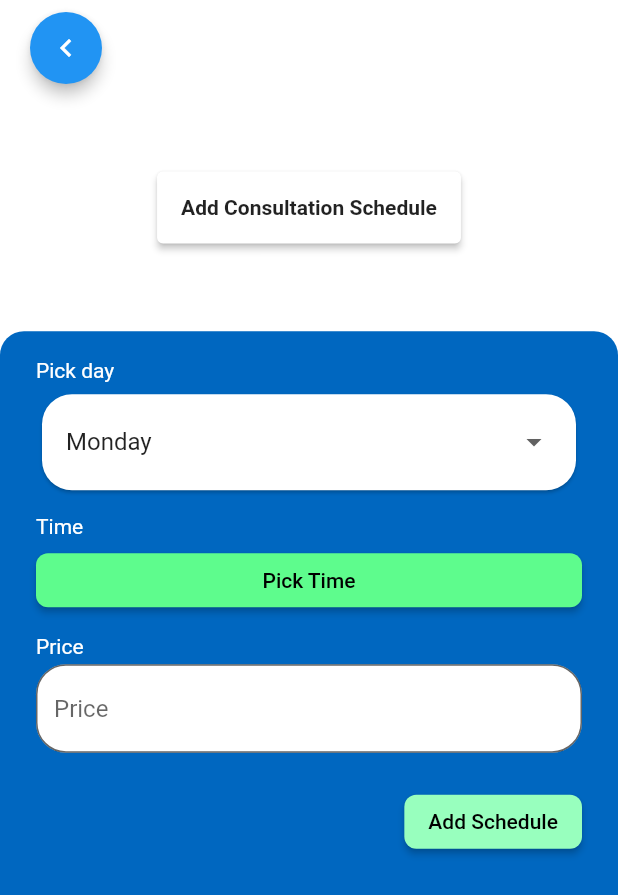
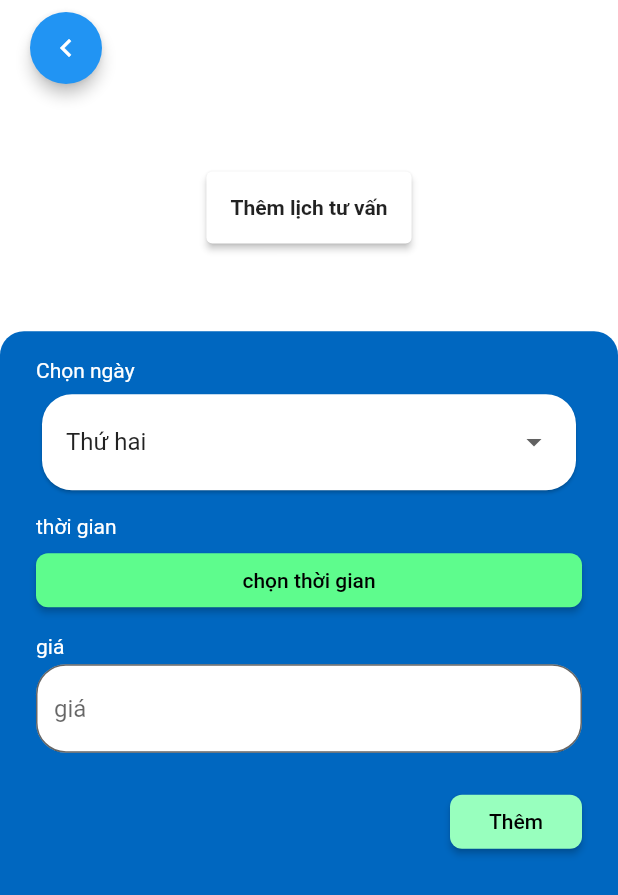
Before and after one commit to tainguynnn/doctor_consultation_flutter, a Flutter app: the AddConsultationSchedule screen opened directly, on a phone screen of 412 x 824 dp. Shown: the top 895 px of the screen. Run offline on Flutter 3.47's test engine with Material 3 defaults, Android fonts, the light colour scheme and no system bars; our stand-ins replace cloud_firestore, email_validator, firebase_auth, firebase_core, firebase_storage, flutter_snake_navigationbar and 5 more; accounts and stored records are empty.

Commit message:
changing the language for application

```diff
--- a/lib/page/auth/register_doctor.dart
+++ b/lib/page/auth/register_doctor.dart
@@ -14,10 +14,10 @@ class _RegisterDoctorPageState extends State<RegisterDoctorPage> {
 
   String _genderValue = 'Male';
 
-  String? selectedSpecialist = "General practitioners";
+  String? selectedSpecialist = "Đa Khoa";
   List<String> specialist = [
-    "General practitioners",
-    "Surgeon",
+    "Đa Khoa",
+    "Nội Khoa",
     "Nha Sĩ",
   ];
 
--- a/lib/page/consultation/add_consultation_schedule.dart
+++ b/lib/page/consultation/add_consultation_schedule.dart
@@ -11,31 +11,31 @@ class AddConsultationSchedule extends StatefulWidget {
 class _AddConsultationScheduleState extends State<AddConsultationSchedule> {
   final List<DaySchedule> _day = [
     DaySchedule(
-      'Monday',
+      'Thứ hai',
       1,
     ),
     DaySchedule(
-      'Tuesday',
+      'Thứ ba',
       2,
     ),
     DaySchedule(
-      'Wednesday',
+      'Thứ tư',
       3,
     ),
     DaySchedule(
-      'Thursday',
+      'Thứ năm',
       4,
     ),
     DaySchedule(
-      'Friday',
+      'Thứ sáu',
       5,
     ),
     DaySchedule(
-      'Saturday',
+      'Thứ bảy',
       6,
     ),
     DaySchedule(
-      'Sunday',
+      'Chủ nhật',
       7,
     ),
   ];
@@ -60,7 +60,7 @@ class _AddConsultationScheduleState extends State<AddConsultationSchedule> {
       if (pickedTime.hour == 23 && pickedTime.minute >= 29) {
         ScaffoldMessenger.of(context).showSnackBar(
           const SnackBar(
-            content: Text("You musn't pick time past 23:29, because schedule are automatically added 30min on start time, so if it past 23:29 it will fall on tommorow"),
+            content: Text("Vui lòng chọn thời gian tư vấn trước 23:59"),
             duration: Duration(seconds: 7),
             dismissDirection: DismissDirection.horizontal,
           ),
@@ -109,7 +109,7 @@ class _AddConsultationScheduleState extends State<AddConsultationSchedule> {
                           child: Padding(
                             padding: EdgeInsets.all(16.0),
                             child: Text(
-                              "Add Consultation Schedule",
+                              "Thêm lịch tư vấn",
                               style: TextStyle(
                                 fontWeight: FontWeight.bold,
                               ),
@@ -136,7 +136,7 @@ class _AddConsultationScheduleState extends State<AddConsultationSchedule> {
                             child: Column(
                               crossAxisAlignment: CrossAxisAlignment.stretch,
                               children: [
-                                const Text("Pick day"),
+                                const Text("Chọn ngày"),
                                 const SizedBox(height: 4.0),
                                 Card(
                                   shape: RoundedRectangleBorder(
@@ -159,7 +159,7 @@ class _AddConsultationScheduleState extends State<AddConsultationSchedule> {
                                   ),
                                 ),
                                 const SizedBox(height: 12.0),
-                                const Text("Time"),
+                                const Text("thời gian"),
                                 const SizedBox(height: 4.0),
                                 MaterialButton(
                                   color: AppTheme.secondaryColor,
@@ -172,10 +172,10 @@ class _AddConsultationScheduleState extends State<AddConsultationSchedule> {
                                   child: _startTime != null
                                       ? Text(
                                           "${_startTime!.format(context)} - ${_endTime.format(context)}")
-                                      : const Text("Pick Time"),
+                                      : const Text("chọn thời gian"),
                                 ),
                                 const SizedBox(height: 12.0),
-                                const Text("Price"),
+                                const Text("giá"),
                                 const SizedBox(height: 4.0),
                                 TextFormField(
                                   focusNode: _fnPrice,
@@ -193,14 +193,14 @@ class _AddConsultationScheduleState extends State<AddConsultationSchedule> {
                                     filled: true,
                                     counterText: "",
                                     fillColor: Colors.white,
-                                    hintText: 'Price',
+                                    hintText: 'giá',
                                     errorStyle: const TextStyle(
                                       color: Colors.amber,
                                     ),
                                   ),
                                   validator: (value) {
                                     if (value!.isEmpty) {
-                                      return 'You must fill this field';
+                                      return 'hãy điền mọi trường';
                                     }
 
                                     return null;
@@ -229,7 +229,7 @@ class _AddConsultationScheduleState extends State<AddConsultationSchedule> {
                                                 _isLoading = false;
                                               });
                                             },
-                                            child: const Text("Add Schedule"),
+                                            child: const Text("Thêm"),
                                             color:
                                                 AppTheme.lighterSecondaryColor,
                                             textColor: Colors.black,
@@ -275,7 +275,7 @@ class _AddConsultationScheduleState extends State<AddConsultationSchedule> {
     if (_startTime == null || _txtPrice.text == "") {
       ScaffoldMessenger.of(context).showSnackBar(
         const SnackBar(
-          content: Text("You must fill all value"),
+          content: Text("hãy điền giá trị"),
         ),
       );
       return;
--- a/lib/page/consultation/consultation.dart
+++ b/lib/page/consultation/consultation.dart
@@ -41,7 +41,7 @@ class _ConsultationPageState extends State<ConsultationPage> {
                 Expanded(
                   flex: 2,
                   child: Text(
-                    "Transaction ID #${queue.transactionData!.docId}",
+                    "Mã giao dịch #${queue.transactionData!.docId}",
                     style: const TextStyle(
                       fontWeight: FontWeight.bold,
                     ),
@@ -135,7 +135,7 @@ class _ConsultationPageState extends State<ConsultationPage> {
                                 ),
                                 color: AppTheme.darkerPrimaryColor,
                                 child: const Text(
-                                  "Consultation has ended",
+                                  "Đã kết thúc tư vấn",
                                   style: TextStyle(color: Colors.white),
                                 ),
                                 onPressed: () async {
@@ -149,7 +149,7 @@ class _ConsultationPageState extends State<ConsultationPage> {
                                     ),
                                     color: AppTheme.dangerColor,
                                     child: const Text(
-                                      "Finish Consultation",
+                                      "kết thúc tư vấn",
                                       style: TextStyle(color: Colors.white),
                                     ),
                                     onPressed: () async {
@@ -169,7 +169,7 @@ class _ConsultationPageState extends State<ConsultationPage> {
                                     ),
                                     color: AppTheme.primaryColor,
                                     child: const Text(
-                                      "Start Consultation",
+                                      "Bắt đầu tư vấn",
                                       style: TextStyle(color: Colors.white),
                                     ),
                                     onPressed: () async {
@@ -196,16 +196,16 @@ class _ConsultationPageState extends State<ConsultationPage> {
     bool konfirmasi = await showDialog(
       context: context,
       builder: (context) => AlertDialog(
-        title: const Text("Are you sure want to start?"),
-        content: const Text("You will be directed to WhatsApp, to start consulting with patient"),
+        title: const Text("Bạn có muốn bắt đầu tư vấn?"),
+        content: const Text("Bạn sẽ được chuyển đến Zalo để bắt đầu tư vấn"),
         actions: [
           ElevatedButton(
             onPressed: () => Navigator.of(context).pop(true),
-            child: const Text("Yes"),
+            child: const Text("Đồng ý"),
           ),
           TextButton(
             onPressed: () => Navigator.of(context).pop(false),
-            child: const Text("Cancel"),
+            child: const Text("Huỷ"),
           ),
         ],
       ),
@@ -220,7 +220,7 @@ class _ConsultationPageState extends State<ConsultationPage> {
               _url,
               mode: LaunchMode.externalApplication,
             )
-          : throw 'Could not launch $_url';
+          : throw 'Không thể bắt đầu $_url';
 
       Doctor newData = currentDoctor!;
       newData.isBusy = true;
@@ -235,16 +235,16 @@ class _ConsultationPageState extends State<ConsultationPage> {
     bool konfirmasi = await showDialog(
       context: context,
       builder: (context) => AlertDialog(
-        title: const Text("Are you sure want to finish this consultation?"),
-        content: const Text("When the consultation is done, you'll asked to report patient diagnosis"),
+        title: const Text("Bạn có muốn kết thúc tư vấn?"),
+        content: const Text("Khi hết thúc tư vấn, hãy đưa ra chẩn đoán của bạn"),
         actions: [
           ElevatedButton(
             onPressed: () => Navigator.of(context).pop(true),
-            child: const Text("Yes"),
+            child: const Text("Đồng ý"),
           ),
           TextButton(
             onPressed: () => Navigator.of(context).pop(false),
-            child: const Text("Cancel"),
+            child: const Text("Huỷ"),
           ),
         ],
       ),
@@ -267,15 +267,15 @@ class _ConsultationPageState extends State<ConsultationPage> {
       String? diagnosis = await showDialog(
         context: context,
         builder: (context) => AlertDialog(
-          title: const Text("Diagnosis Patient"),
+          title: const Text("Chẩn đoán"),
           content: TextField(
             controller: _txtDiagnosis,
-            decoration: const InputDecoration(hintText: "Diagnosis Patient"),
+            decoration: const InputDecoration(hintText: "Chẩn đoán"),
           ),
           actions: [
             ElevatedButton(
               onPressed: () => Navigator.of(context).pop(_txtDiagnosis.text),
-              child: const Text("Done"),
+              child: const Text("Hoàn Tất"),
             ),
           ],
         ),
--- a/lib/page/consultation/consultation_detail.dart
+++ b/lib/page/consultation/consultation_detail.dart
@@ -118,7 +118,7 @@ class _ConsultationDetailState extends State<ConsultationDetail> {
                       children: [
                         const SizedBox(width: 22),
                         const Text(
-                          "Price :",
+                          "giá :",
                           style: TextStyle(
                             fontWeight: FontWeight.bold,
                           ),
@@ -150,7 +150,7 @@ class _ConsultationDetailState extends State<ConsultationDetail> {
                                 if (transactionData != null) {
                                   ScaffoldMessenger.of(context).showSnackBar(
                                     const SnackBar(
-                                      content: Text("Transaction Sucessfully Created!"),
+                                      content: Text("Giao dịch được thêm thành công!"),
                                     ),
                                   );
                                   Navigator.of(context).pushReplacement(
@@ -225,7 +225,7 @@ class _ConsultationDetailState extends State<ConsultationDetail> {
     if (newTransaction == null) {
       ScaffoldMessenger.of(context).showSnackBar(
         const SnackBar(
-          content: Text("Something went wrong"),
+          content: Text("Đã xảy ra lỗi"),
         ),
       );
       return null;
--- a/lib/page/consultation/consultation_schedule_detail.dart
+++ b/lib/page/consultation/consultation_schedule_detail.dart
@@ -16,31 +16,31 @@ class _ConsultationScheduleDetailState
 
   final List<DaySchedule> _day = [
     DaySchedule(
-      'Monday',
+      'Thứ hai',
       1,
     ),
     DaySchedule(
-      'Tuesday',
+      'Thứ ba',
       2,
     ),
     DaySchedule(
-      'Wednesday',
+      'Thứ tư',
       3,
     ),
     DaySchedule(
-      'Thursday',
+      'Thứ năm',
       4,
     ),
     DaySchedule(
-      'Friday',
+      'Thứ sáu',
       5,
     ),
     DaySchedule(
-      'Saturday',
+      'Thứ bảy',
       6,
     ),
     DaySchedule(
-      'Sunday',
+      'Chủ nhật',
       7,
     ),
   ];
@@ -111,7 +111,7 @@ class _ConsultationScheduleDetailState
                             child: Padding(
                               padding: EdgeInsets.all(16.0),
                               child: Text(
-                                "Constultation Schedule Detail",
+                                "Chi tiết lịch tư vấn",
                                 style: TextStyle(
                                   fontWeight: FontWeight.bold,
                                 ),
@@ -138,7 +138,7 @@ class _ConsultationScheduleDetailState
                               child: Column(
                                 crossAxisAlignment: CrossAxisAlignment.stretch,
                                 children: [
-                                  const Text("Pick Day"),
+                                  const Text("Chọn ngày"),
                                   const SizedBox(height: 4.0),
                                   Card(
                                     shape: RoundedRectangleBorder(
@@ -161,7 +161,7 @@ class _ConsultationScheduleDetailState
                                     ),
                                   ),
                                   const SizedBox(height: 12.0),
-                                  const Text("Time"),
+                                  const Text("thời gian"),
                                   const SizedBox(height: 4.0),
                                   MaterialButton(
                                     color: AppTheme.secondaryColor,
@@ -174,10 +174,10 @@ class _ConsultationScheduleDetailState
                                     child: _startTime != null
                                         ? Text(
                                             "${_startTime!.format(context)} - ${_endTime!.format(context)}")
-                                        : const Text("Pick Time"),
+                                        : const Text("Chọn thời gian"),
                                   ),
                                   const SizedBox(height: 12.0),
-                                  const Text("Price"),
+                                  const Text("Giá"),
                                   const SizedBox(height: 4.0),
                                   TextFormField(
                                     focusNode: _fnPrice,
@@ -195,14 +195,14 @@ class _ConsultationScheduleDetailState
                                       filled: true,
                                       counterText: "",
                                       fillColor: Colors.white,
-                                      hintText: 'Price',
+                                      hintText: 'Giá',
                                       errorStyle: const TextStyle(
                                         color: Colors.amber,
                                       ),
                                     ),
                                     validator: (value) {
                                       if (value!.isEmpty) {
-                                        return 'You must fill this field';
+                                        return 'không được để trống';
                                       }
 
                                       return null;
@@ -233,7 +233,7 @@ class _ConsultationScheduleDetailState
                                                       _isLoading = false;
                                                     });
                                                   },
-                                                  child: const Text("Delete"),
+                                                  child: const Text("Xoá"),
                                                   color: AppTheme.dangerColor,
                                                   textColor: Colors.white,
                                                   shape: RoundedRectangleBorder(
@@ -253,7 +253,7 @@ class _ConsultationScheduleDetailState
                                                       _isLoading = false;
                                                     });
                                                   },
-                                                  child: const Text("Update"),
+                                                  child: const Text("Cập nhật"),
                                                   color: AppTheme
                                                       .lighterSecondaryColor,
                                                   textColor: Colors.black,
@@ -320,7 +320,7 @@ class _ConsultationScheduleDetailState
 
     ScaffoldMessenger.of(context).showSnackBar(
       const SnackBar(
-        content: Text("Update success"),
+        content: Text("Cập nhật thành công"),
       ),
     );
 
@@ -336,7 +336,7 @@ class _ConsultationScheduleDetailState
 
     ScaffoldMessenger.of(context).showSnackBar(
       const SnackBar(
-        content: Text("Delete success"),
+        content: Text("Xoá thành công"),
       ),
     );
 
--- a/lib/page/consultation/list_consultation_schedule.dart
+++ b/lib/page/consultation/list_consultation_schedule.dart
@@ -30,7 +30,7 @@ class _ListConsultationScheduleState extends State<ListConsultationSchedule> {
 
           if (value.listConsultationSchedule.isEmpty) {
             return const Center(
-              child: Text("Your consultation schedule is empty, start to create one"),
+              child: Text("Lịch tư vấn của bạn đang trống"),
             );
           }
 
--- a/lib/page/doctor/doctor_profile.dart
+++ b/lib/page/doctor/doctor_profile.dart
@@ -179,7 +179,7 @@ class _DoctorProfileState extends State<DoctorProfile> {
       context: context,
       builder: (context) {
         return AlertDialog(
-          title: const Text("Take Picture From"),
+          title: const Text("Chọn ảnh từ"),
           content: Row(
             mainAxisAlignment: MainAxisAlignment.spaceAround,
             children: [
@@ -208,7 +208,7 @@ class _DoctorProfileState extends State<DoctorProfile> {
           actions: [
             TextButton(
               onPressed: () => Navigator.of(context).pop(),
-              child: const Text("Cancel"),
+              child: const Text("Huỷ"),
             )
           ],
         );
--- a/lib/page/doctor/list_doctor_queue.dart
+++ b/lib/page/doctor/list_doctor_queue.dart
@@ -30,7 +30,7 @@ class _ListDoctorQueueState extends State<ListDoctorQueue> {
 
           if (value.listAllQueue.isEmpty) {
             return const Center(
-              child: Text("There's no queue today"),
+              child: Text("không có lịch hôm nay"),
             );
           }
 
--- a/lib/page/doctor/list_doctor_transaction.dart
+++ b/lib/page/doctor/list_doctor_transaction.dart
@@ -49,7 +49,7 @@ class _ListDoctorTransactionState extends State<ListDoctorTransaction> {
 
             if (value.listTransaction.isEmpty) {
               return const Center(
-                child: Text("You never done any transaction"),
+                child: Text("Chưa có giao dịch"),
               );
             }
 
@@ -273,7 +273,7 @@ class _ListDoctorTransactionState extends State<ListDoctorTransaction> {
                   Expanded(
                     flex: 2,
                     child: Text(
-                      "Transaction ID #${item.docId}",
+                      "Mã giao dịch  #${item.docId}",
                       style: const TextStyle(fontSize: 14, fontWeight: FontWeight.w800),
                     ),
                   ),
--- a/lib/page/transaction/transaction_detail.dart
+++ b/lib/page/transaction/transaction_detail.dart
@@ -34,7 +34,7 @@ class _TransactionDetailState extends State<TransactionDetail> {
                     Expanded(
                       flex: 2,
                       child: Text(
-                        "Transaction ID #${transaction.docId}",
+                        "Mã giao dịch #${transaction.docId}",
                         style: const TextStyle(fontSize: 14, fontWeight: FontWeight.w800),
                       ),
                     ),
@@ -165,7 +165,7 @@ class _TransactionDetailState extends State<TransactionDetail> {
                                   ),
                                   color: AppTheme.primaryColor,
                                   child: const Text(
-                                    "Confirm Payment",
+                                    "Xác nhận giao dịch",
                                     style: TextStyle(color: Colors.white, fontSize: 12),
                                   ),
                                   onPressed: () async {
@@ -214,7 +214,7 @@ class _TransactionDetailState extends State<TransactionDetail> {
                           decoration: BoxDecoration(color: const Color(0xffE0E0E0), borderRadius: BorderRadius.circular(20)),
                           child: const Center(
                             child: Text(
-                              "Please wait for the Doctor to contact\nYou via WhatsApp. Make sure your WhatsApp\nalways on!",
+                              "Bác sĩ sẽ liên lạc với bạn qua Zalo. \n Vui lòng tải trước ứng dụng Zalo!",
                               textAlign: TextAlign.center,
                               style: TextStyle(fontSize: 12),
                             ),
--- a/lib/page/user/list_transaction_user.dart
+++ b/lib/page/user/list_transaction_user.dart
@@ -72,7 +72,7 @@ class _ListTransactionUserState extends State<ListTransactionUser> {
                       border: OutlineInputBorder(
                         borderRadius: BorderRadius.circular(8.0),
                       ),
-                      hintText: "Search transaction by status",
+                      hintText: "tìm kiếm giao dịch qua trạng thái",
                     ),
                     onChanged: (query) {
                       if (query.isEmpty || query == "") {
@@ -105,7 +105,7 @@ class _ListTransactionUserState extends State<ListTransactionUser> {
                   const SizedBox(height: 16.0),
                   _isEmpty
                       ? const Center(
-                          child: Text("Search result empty"),
+                          child: Text("trống"),
                         )
                       : Expanded(
                           child: _searchResult.isNotEmpty && _controller.text.isNotEmpty
@@ -159,7 +159,7 @@ class _ListTransactionUserState extends State<ListTransactionUser> {
                   Expanded(
                     flex: 2,
                     child: Text(
-                      "Transaction ID #${item.docId}",
+                      "Mã giao dịch #${item.docId}",
                       style: const TextStyle(fontSize: 14, fontWeight: FontWeight.w800),
                     ),
                   ),
--- a/lib/page/user/main_page.dart
+++ b/lib/page/user/main_page.dart
@@ -147,11 +147,11 @@ class _MainPageState extends State<MainPage> {
                     child: Row(
                       children: [
                         _buildDoctorSpecialist(
-                          specialist: "General practitioners",
+                          specialist: "Đa Khoa",
                           imgAsset: 'assets/general_practitioners.png',
                         ),
                         _buildDoctorSpecialist(
-                          specialist: "Surgeon",
+                          specialist: "Nội Khoa",
                           imgAsset: 'assets/surgeon.png',
                         ),
                         _buildDoctorSpecialist(
```
Also changed, not shown: lib/page/doctor/edit_doctor_profile.dart (+11 -11 lines), lib/page/doctor/list_doctor_specialist.dart (+6 -6 lines).
